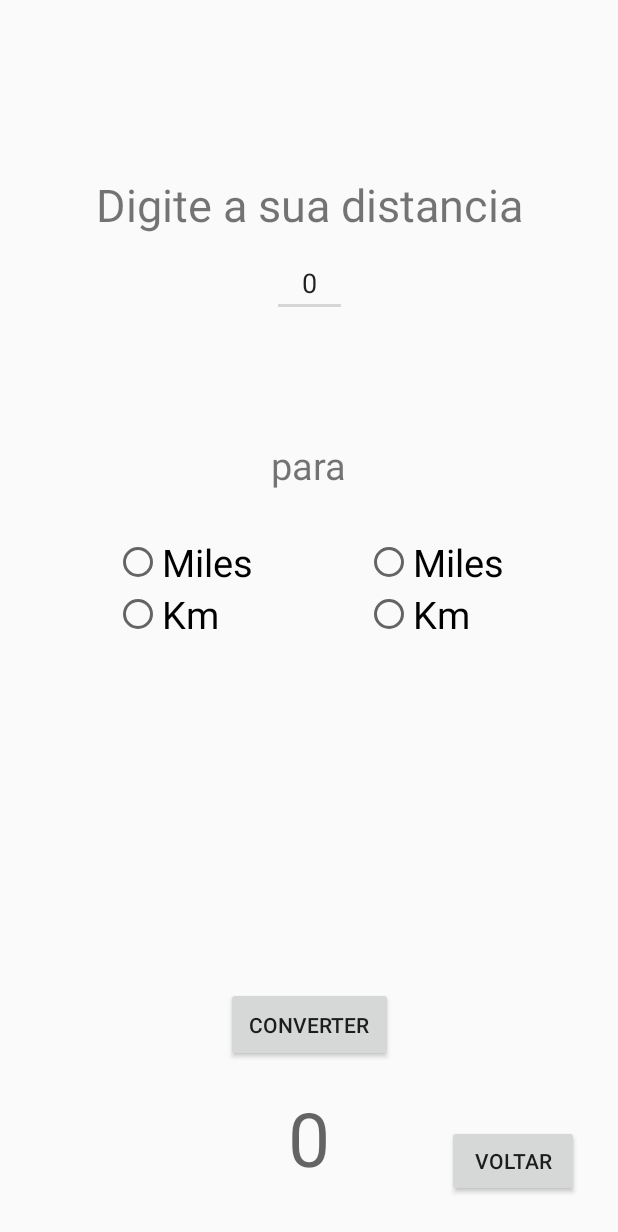
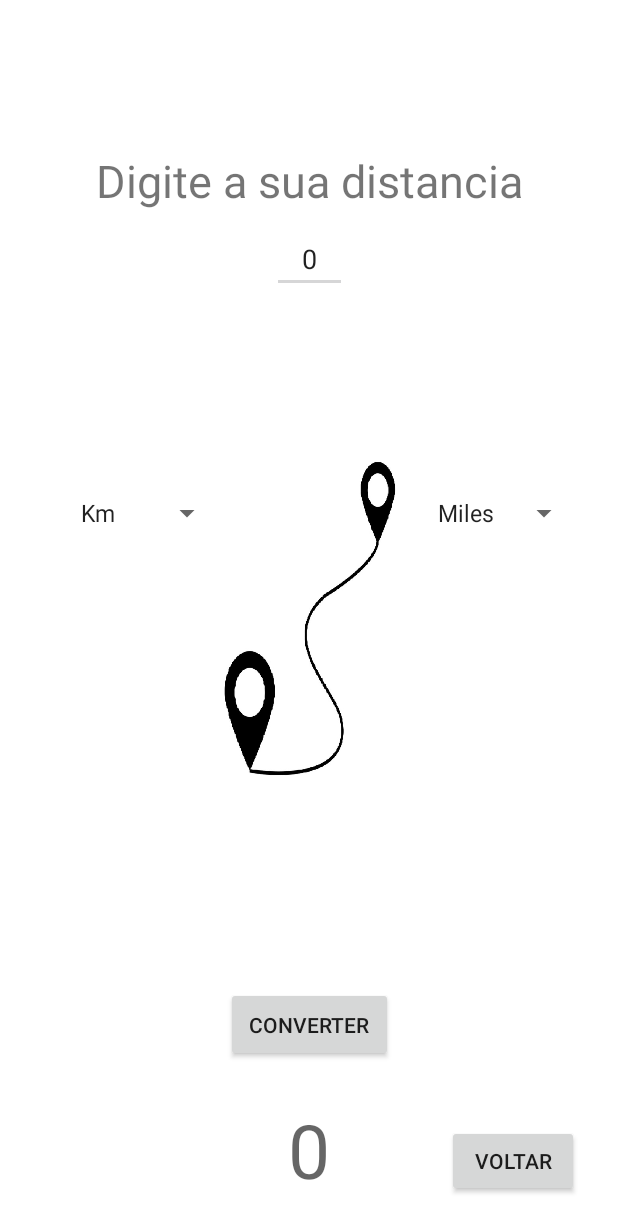
Before and after one commit to HenriqueFQuick/Projeto-AndroidStudio----Conversao, an Android app: the Distancia screen opened directly, with no data from a screen before it, on a phone screen of 412 x 824 dp. Shown: the top 1232 px of the screen. Run offline under Robolectric (Android 15) with nearby library versions, the phone set to English and light mode, and no system bars; Roboto replaces fonts that are not available here.

Commit message:
Troca de RadioGroup para Spinner na Distancia e adicionada iamgem na Distancia

```diff
--- a/app/src/main/java/com/example/conversao_temperaturas/Distancia.kt
+++ b/app/src/main/java/com/example/conversao_temperaturas/Distancia.kt
@@ -4,53 +4,49 @@ import android.content.Intent
 import android.support.v7.app.AppCompatActivity
 import android.os.Bundle
 import android.view.View
+import android.widget.AdapterView
+import android.widget.ArrayAdapter
 import android.widget.RadioButton
 import android.widget.Toast
 import kotlinx.android.synthetic.main.activity_altura.*
 import kotlinx.android.synthetic.main.activity_distancia.*
 import kotlinx.android.synthetic.main.activity_peso.*
 
-class Distancia : AppCompatActivity(), View.OnClickListener {
+class Distancia : AppCompatActivity(), View.OnClickListener, AdapterView.OnItemSelectedListener {
 
-    private var tmp1 : Int = 0
-    private var tmp2 : Int = 0
+    private var tmp1 : String = ""
+    private var tmp2 : String = ""
 
     override fun onCreate(savedInstanceState: Bundle?) {
         super.onCreate(savedInstanceState)
         setContentView(R.layout.activity_distancia)
 
-        //verifica constantemente se o radiogroup1 foi alterado
-        radioGroup_Distancia1.setOnCheckedChangeListener { _ , checkedId ->
-            val radio: RadioButton = findViewById(checkedId)
-            //calculo da distancia para cada opcao apresentada
-            tmp1 = when (radio.id) {
-                R.id.op_miles1 -> 1 //Convertendo a partir de miles
-                R.id.op_Km1 -> 2    //Convertendo a partir de Km
-                else -> {
-                    //Evitando erros ( improvavel de cair aqui)
-                    Toast.makeText(this, "Opcao Invalida", Toast.LENGTH_SHORT).show()
-                    0
-                }
-            }
+        ArrayAdapter.createFromResource(this, R.array.opcoes_Distancia1, android.R.layout.simple_spinner_item).also{ adapter ->
+            adapter.setDropDownViewResource(android.R.layout.simple_spinner_dropdown_item)
+            spinner_Distancia1.adapter = adapter
         }
-
-        //verifica constantemente se o radiogroup2 foi alterado
-        radioGroup_Distancia2.setOnCheckedChangeListener { _ , checkedId ->
-            val radio: RadioButton = findViewById(checkedId)
-            //calculo da distancia para cada opcao apresentada
-            tmp2 = when (radio.id) {
-                R.id.op_miles2 -> 1 //Convertendo para miles
-                R.id.op_Km2 -> 2    //Convertendo para Km
-                else -> {
-                    //Evitando erros ( improvavel de cair aqui)
-                    Toast.makeText(this, "Opcao Invalida", Toast.LENGTH_SHORT).show()
-                    0
-                }
-            }
+        ArrayAdapter.createFromResource(this, R.array.opcoes_Distancia2, android.R.layout.simple_spinner_item).also{ adapter ->
+            adapter.setDropDownViewResource(android.R.layout.simple_spinner_dropdown_item)
+            spinner_Distancia2.adapter = adapter
         }
 
         btn_Converter_Distancia.setOnClickListener(this)
         btn_voltar_Distancia_Main.setOnClickListener(this)
+        spinner_Distancia1.onItemSelectedListener = this
+        spinner_Distancia2.onItemSelectedListener = this
+    }
+
+    override fun onItemSelected(parent: AdapterView<*>?, view: View?, position: Int, id: Long) {
+        when(parent?.id){
+            R.id.spinner_Distancia1 -> tmp1 = parent.getItemAtPosition(position).toString()
+            R.id.spinner_Distancia2 -> tmp2 = parent.getItemAtPosition(position).toString()
+            else -> Toast.makeText(this, "Opcao Invalida", Toast.LENGTH_LONG).show()
+        }
+    }
+
+    override fun onNothingSelected(parent: AdapterView<*>?) {
+        tmp1 = "Km"
+        tmp2 = "Miles"
     }
 
     override fun onClick(v: View?) {
@@ -66,20 +62,20 @@ class Distancia : AppCompatActivity(), View.OnClickListener {
         var result : String = ""
 
         result = when (tmp1) {
-            1 -> { //Miles
+            "Miles" -> { //Miles
                 when(tmp2){
-                    1 -> temp.toString()             //Miles para Miles
-                    2 -> (temp!! * 1.609).toString() //Miles para Km
+                    "Miles" -> temp.toString()             //Miles para Miles
+                    "Km" -> (temp!! * 1.609).toString() //Miles para Km
                     else -> {
                         Toast.makeText(this, "Selecione uma opcao", Toast.LENGTH_LONG).show()
                         "0" //Se nao foi selecionada uma medida para conversao
                     }
                 }
             }
-            2 -> { //Km
+            "Km" -> { //Km
                 when(tmp2){
-                    1 -> (temp!! / 1.609).toString() //Km para Miles
-                    2 -> temp.toString()             //Km para Km
+                    "Miles" -> (temp!! / 1.609).toString() //Km para Miles
+                    "Km" -> temp.toString()             //Km para Km
                     else -> {
                         Toast.makeText(this, "Selecione uma opcao", Toast.LENGTH_LONG).show()
                         "0" //Se nao foi selecionada uma medida para conversao
--- a/app/src/main/res/layout/activity_altura.xml
+++ b/app/src/main/res/layout/activity_altura.xml
@@ -13,7 +13,7 @@
               app:layout_constraintLeft_toLeftOf="parent"
               app:layout_constraintRight_toRightOf="parent"
               app:layout_constraintTop_toTopOf="parent"
-              android:layout_marginTop="70dp"
+              android:layout_marginTop="100dp"
               android:layout_marginRight="16dp"
               android:layout_marginLeft="16dp"
               android:text="Digite a sua altura"
--- a/app/src/main/res/layout/activity_distancia.xml
+++ b/app/src/main/res/layout/activity_distancia.xml
@@ -6,7 +6,7 @@
         android:layout_width="match_parent"
         android:layout_height="match_parent"
         tools:context=".Distancia"
-        android:layout_margin="16dp">
+        android:background="#FFF">
 
     <TextView android:layout_width="match_parent"
               android:layout_height="wrap_content"
@@ -14,6 +14,8 @@
               app:layout_constraintRight_toRightOf="parent"
               app:layout_constraintTop_toTopOf="parent"
               android:layout_marginTop="100dp"
+              android:layout_marginRight="16dp"
+              android:layout_marginLeft="16dp"
               android:text="Digite a sua distancia"
               android:textAlignment="center"
               android:textSize="30sp"/>
@@ -29,69 +31,33 @@
               android:textAlignment="center"
               android:inputType="numberDecimal"/>
 
-    <TextView android:layout_width="wrap_content"
-              android:layout_height="wrap_content"
-              app:layout_constraintTop_toBottomOf="@id/edt_Distancia"
-              app:layout_constraintBottom_toBottomOf="parent"
-              app:layout_constraintLeft_toRightOf="@id/radioGroup_Distancia1"
-              app:layout_constraintRight_toLeftOf="@+id/radioGroup_Distancia2"
-              android:layout_marginBottom="400dp"
-              android:text="para"
-              android:textSize="25sp"/>
-
-    <RadioGroup
+    <Spinner android:id="@+id/spinner_Distancia1"
              android:layout_width="wrap_content"
              android:layout_height="wrap_content"
-            app:layout_constraintStart_toStartOf="parent"
+             app:layout_constraintRight_toLeftOf="@id/imagem"
              app:layout_constraintTop_toTopOf="parent"
              app:layout_constraintBottom_toBottomOf="parent"
-            android:layout_marginLeft="60dp"
-            android:layout_marginBottom="40dp"
-            android:id="@+id/radioGroup_Distancia1">
+             android:layout_marginBottom="140dp"/>
 
-        <RadioButton android:layout_width="wrap_content"
-                     android:layout_height="wrap_content"
-                     android:checked="false"
-                     android:id="@+id/op_miles1"
-                     android:text="Miles"
-                     android:textSize="25sp"/>
-
-        <RadioButton android:layout_width="wrap_content"
-                     android:layout_height="wrap_content"
-                     android:checked="false"
-                     android:id="@+id/op_Km1"
-                     android:text="Km"
-                     android:textSize="25sp"/>
-
-
-    </RadioGroup>
-
-    <RadioGroup
+    <Spinner android:id="@+id/spinner_Distancia2"
              android:layout_width="wrap_content"
              android:layout_height="wrap_content"
-            app:layout_constraintEnd_toEndOf="parent"
+             app:layout_constraintLeft_toRightOf="@id/imagem"
+             app:layout_constraintBottom_toBottomOf="parent"
              app:layout_constraintTop_toTopOf="parent"
+             android:layout_marginBottom="140dp"
+             android:layout_marginLeft="20dp"/>
+
+    <ImageView android:id="@+id/imagem"
+               android:layout_width="115dp"
+               android:layout_height="286dp"
+               app:layout_constraintLeft_toLeftOf="parent"
+               app:layout_constraintRight_toRightOf="parent"
                app:layout_constraintBottom_toBottomOf="parent"
-            android:layout_marginRight="60dp"
-            android:layout_marginBottom="40dp"
-            android:id="@+id/radioGroup_Distancia2">
-
-        <RadioButton android:layout_width="wrap_content"
-                     android:layout_height="wrap_content"
-                     android:checked="false"
-                     android:id="@+id/op_miles2"
-                     android:text="Miles"
-                     android:textSize="25sp"/>
-
-        <RadioButton android:layout_width="wrap_content"
-                     android:layout_height="wrap_content"
-                     android:checked="false"
-                     android:id="@+id/op_Km2"
-                     android:text="Km"
-                     android:textSize="25sp"/>
-
-
-    </RadioGroup>
+               app:layout_constraintTop_toTopOf="parent"
+               android:layout_marginLeft="16dp"
+               android:layout_marginRight="16dp"
+               android:src="@drawable/distancia"/>
 
     <Button android:id="@+id/btn_Converter_Distancia"
             android:layout_width="wrap_content"
@@ -99,7 +65,7 @@
             app:layout_constraintLeft_toLeftOf="parent"
             app:layout_constraintRight_toRightOf="parent"
             app:layout_constraintBottom_toBottomOf="parent"
-            android:layout_marginBottom="100dp"
+            android:layout_marginBottom="116dp"
             android:text="Converter"
             android:padding="15dp"/>
 
@@ -119,8 +85,8 @@
             android:layout_height="wrap_content"
             app:layout_constraintRight_toRightOf="parent"
             app:layout_constraintBottom_toBottomOf="parent"
-            android:layout_marginBottom="10dp"
-            android:layout_marginRight="10dp"
+            android:layout_marginBottom="26dp"
+            android:layout_marginRight="26dp"
             android:text="Voltar"/>
 
 </android.support.constraint.ConstraintLayout>
--- a/app/src/main/res/values/strings.xml
+++ b/app/src/main/res/values/strings.xml
@@ -35,4 +35,13 @@
         <item>Reaumur</item>
         <item>Rankine</item>
     </string-array>
+
+    <string-array name="opcoes_Distancia1">
+        <item>Km</item>
+        <item>Miles</item>
+    </string-array>
+    <string-array name="opcoes_Distancia2">
+        <item>Miles</item>
+        <item>Km</item>
+    </string-array>
 </resources>
```
Also changed, not shown: app/src/main/res/drawable/distancia.jpg (added). Lines whose indentation alone changed are shown as unchanged.
